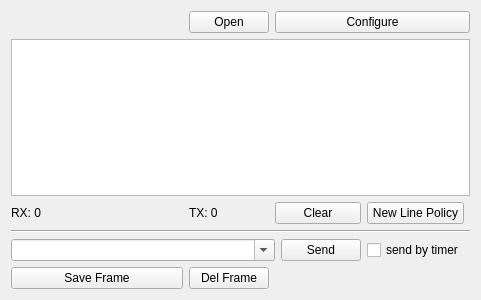
Old version of the form widget.ui in the repository rafal-tarnow/SerialTerminal.
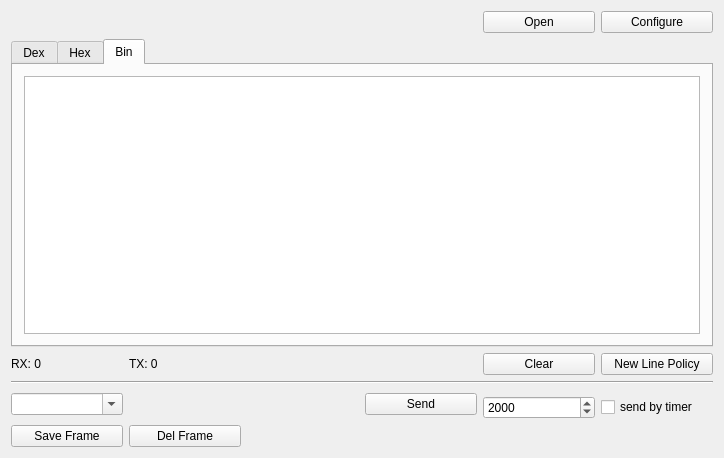
New version of the form.

```diff
--- a/widget.ui
+++ b/widget.ui
@@ -6,29 +6,15 @@
    <rect>
     <x>0</x>
     <y>0</y>
-    <width>481</width>
-    <height>300</height>
+    <width>724</width>
+    <height>458</height>
    </rect>
   </property>
   <property name="windowTitle">
    <string>Widget</string>
   </property>
-  <layout class="QGridLayout" name="gridLayout_2">
-   <item row="6" column="1">
-    <widget class="QPushButton" name="pushButton_delFrame">
-     <property name="text">
-      <string>Del Frame</string>
-     </property>
-    </widget>
-   </item>
-   <item row="5" column="3">
-    <widget class="QPushButton" name="pushButton_send">
-     <property name="text">
-      <string>Send</string>
-     </property>
-    </widget>
-   </item>
-   <item row="4" column="0" colspan="6">
+  <layout class="QGridLayout" name="gridLayout">
+   <item row="3" column="0" colspan="6">
     <widget class="Line" name="line">
      <property name="orientation">
       <enum>Qt::Horizontal</enum>
@@ -36,53 +22,101 @@
     </widget>
    </item>
    <item row="1" column="0" colspan="6">
-    <widget class="QTextBrowser" name="textBrowser"/>
+    <widget class="QTabWidget" name="tabWidget">
+     <property name="sizePolicy">
+      <sizepolicy hsizetype="Preferred" vsizetype="Expanding">
+       <horstretch>0</horstretch>
+       <verstretch>0</verstretch>
+      </sizepolicy>
+     </property>
+     <property name="currentIndex">
+      <number>2</number>
+     </property>
+     <widget class="QWidget" name="tab_5">
+      <attribute name="title">
+       <string>Dex</string>
+      </attribute>
+      <layout class="QGridLayout" name="gridLayout_2">
+       <item row="0" column="0">
+        <widget class="QTextBrowser" name="textBrowser">
+         <property name="sizePolicy">
+          <sizepolicy hsizetype="Preferred" vsizetype="Preferred">
+           <horstretch>0</horstretch>
+           <verstretch>0</verstretch>
+          </sizepolicy>
+         </property>
+        </widget>
+       </item>
+      </layout>
+     </widget>
+     <widget class="QWidget" name="tab_6">
+      <attribute name="title">
+       <string>Hex</string>
+      </attribute>
+      <layout class="QGridLayout" name="gridLayout_3">
+       <item row="0" column="0">
+        <widget class="QTextBrowser" name="textBrowserHex">
+         <property name="sizePolicy">
+          <sizepolicy hsizetype="Preferred" vsizetype="Preferred">
+           <horstretch>0</horstretch>
+           <verstretch>0</verstretch>
+          </sizepolicy>
+         </property>
+        </widget>
+       </item>
+      </layout>
+     </widget>
+     <widget class="QWidget" name="tab">
+      <attribute name="title">
+       <string>Bin</string>
+      </attribute>
+      <layout class="QGridLayout" name="gridLayout_4">
+       <item row="0" column="0">
+        <widget class="QTextBrowser" name="textBrowserBin">
+         <property name="sizePolicy">
+          <sizepolicy hsizetype="Preferred" vsizetype="Preferred">
+           <horstretch>0</horstretch>
+           <verstretch>0</verstretch>
+          </sizepolicy>
+         </property>
+        </widget>
+       </item>
+      </layout>
+     </widget>
+    </widget>
    </item>
-   <item row="0" column="2" colspan="4">
+   <item row="2" column="5">
+    <widget class="QPushButton" name="pushButton_newLinePolicy">
+     <property name="text">
+      <string>New Line Policy</string>
+     </property>
+    </widget>
+   </item>
+   <item row="0" column="5">
     <widget class="QPushButton" name="pushButton_configure">
      <property name="text">
       <string>Configure</string>
      </property>
     </widget>
    </item>
-   <item row="0" column="1">
-    <widget class="QPushButton" name="pushButton_open">
-     <property name="text">
-      <string>Open</string>
-     </property>
-    </widget>
-   </item>
-   <item row="0" column="0">
-    <spacer name="horizontalSpacer">
-     <property name="orientation">
-      <enum>Qt::Horizontal</enum>
-     </property>
-     <property name="sizeHint" stdset="0">
-      <size>
-       <width>272</width>
-       <height>20</height>
-      </size>
-     </property>
-    </spacer>
-   </item>
-   <item row="5" column="0" colspan="3">
+   <item row="4" column="0" rowspan="2">
     <widget class="QComboBox" name="comboBox">
      <property name="editable">
       <bool>true</bool>
      </property>
     </widget>
    </item>
-   <item row="2" column="2" colspan="2">
-    <widget class="QPushButton" name="pushButton">
+   <item row="4" column="3" rowspan="2">
+    <widget class="QPushButton" name="pushButton_send">
      <property name="text">
-      <string>Clear</string>
+      <string>Send</string>
      </property>
     </widget>
    </item>
-   <item row="2" column="4">
-    <widget class="QPushButton" name="pushButton_newLinePolicy">
+   <item row="2" column="1">
+    <widget class="QLabel" name="label_TX_count">
      <property name="text">
-      <string>New Line Policy</string>
+      <string>TX: 0</string>
      </property>
     </widget>
    </item>
@@ -93,13 +127,40 @@
      </property>
     </widget>
    </item>
-   <item row="5" column="4">
+   <item row="6" column="1">
+    <widget class="QPushButton" name="pushButton_delFrame">
+     <property name="text">
+      <string>Del Frame</string>
+     </property>
+    </widget>
+   </item>
+   <item row="0" column="4">
+    <widget class="QPushButton" name="pushButton_open">
+     <property name="text">
+      <string>Open</string>
+     </property>
+    </widget>
+   </item>
+   <item row="5" column="5">
     <widget class="QCheckBox" name="checkBox_sendByTimer">
      <property name="text">
       <string>send by timer</string>
      </property>
     </widget>
    </item>
+   <item row="5" column="4">
+    <widget class="QSpinBox" name="spinBox">
+     <property name="maximum">
+      <number>9999</number>
+     </property>
+     <property name="singleStep">
+      <number>10</number>
+     </property>
+     <property name="value">
+      <number>2000</number>
+     </property>
+    </widget>
+   </item>
    <item row="2" column="0">
     <widget class="QLabel" name="label_RX_count">
      <property name="text">
@@ -107,13 +168,26 @@
      </property>
     </widget>
    </item>
-   <item row="2" column="1">
-    <widget class="QLabel" name="label_TX_count">
+   <item row="2" column="4">
+    <widget class="QPushButton" name="pushButton">
      <property name="text">
-      <string>TX: 0</string>
+      <string>Clear</string>
      </property>
     </widget>
    </item>
+   <item row="0" column="0" colspan="4">
+    <spacer name="horizontalSpacer">
+     <property name="orientation">
+      <enum>Qt::Horizontal</enum>
+     </property>
+     <property name="sizeHint" stdset="0">
+      <size>
+       <width>230</width>
+       <height>20</height>
+      </size>
+     </property>
+    </spacer>
+   </item>
   </layout>
  </widget>
  <layoutdefault spacing="6" margin="11"/>
```
